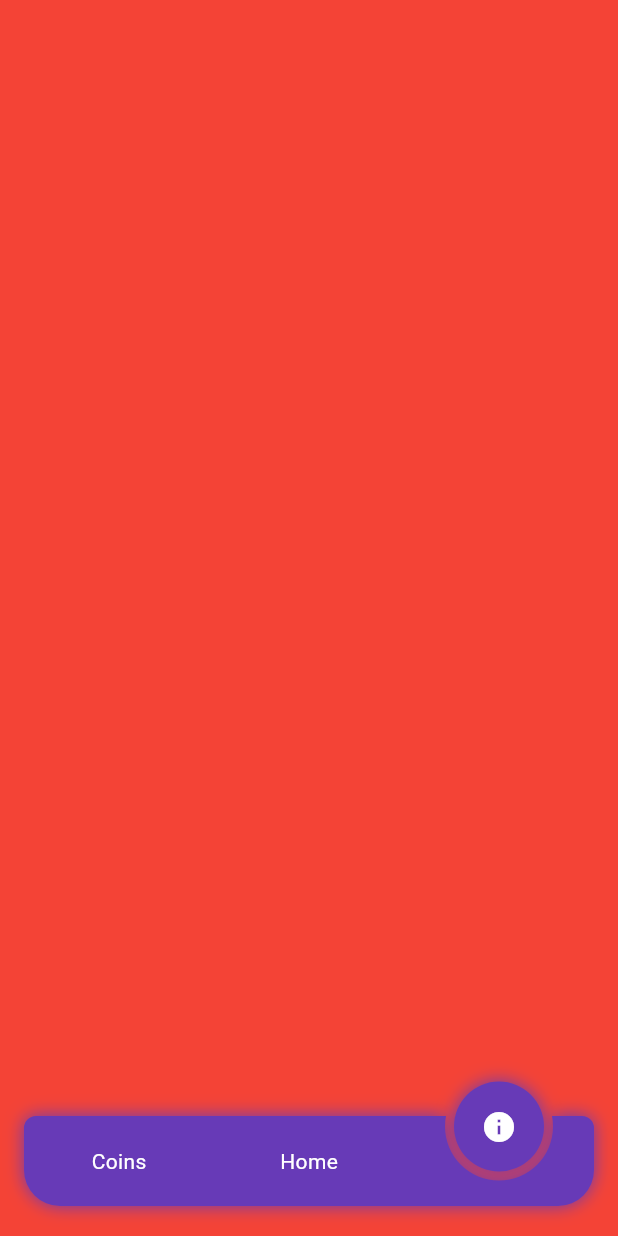
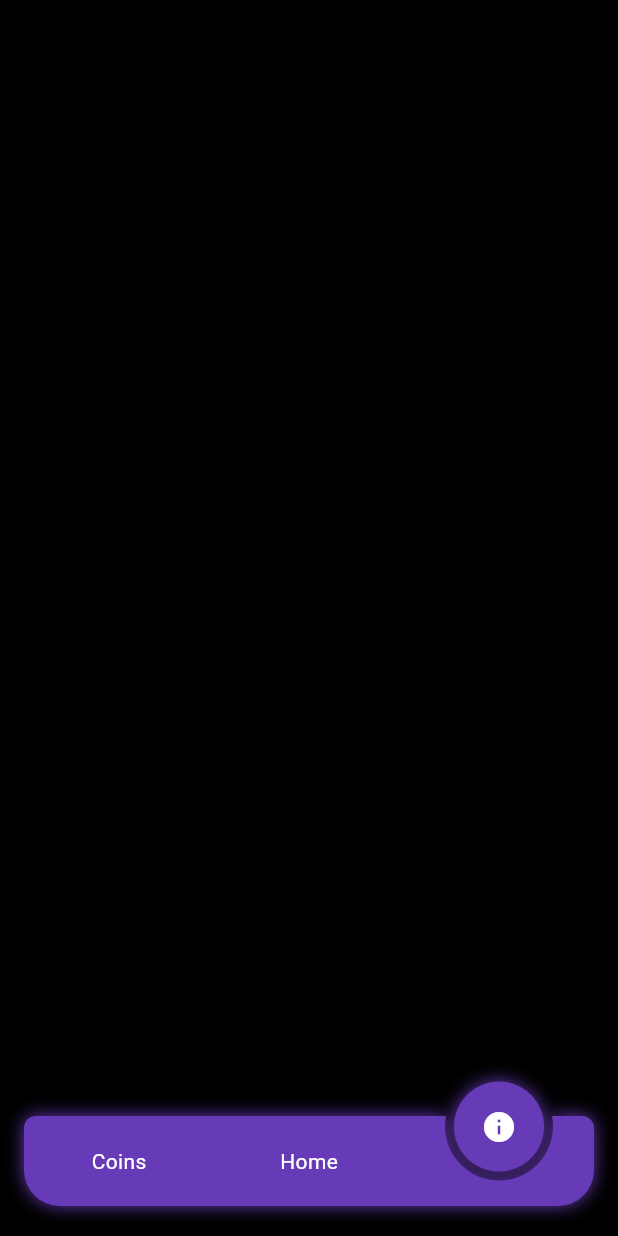
Before and after one commit to bjarnet3/purdy, a Flutter app: the screen it shows after launch, swiped to page 3, on a phone screen of 412 x 824 dp. Run offline on Flutter 3.47's test engine with Material 3 defaults, Android fonts, the phone set to English and light mode, and no system bars; drawn by our look-alikes of circle_nav_bar; our stand-ins replace hooks_riverpod, pedometer, permission_handler.

Commit message:
Update text + Info.plist

```diff
--- a/lib/main.dart
+++ b/lib/main.dart
@@ -157,15 +157,26 @@ class _MyHomePageState extends State<MyHomePage>
         children: [
           Container(
               width: double.infinity,
-              height: double.infinity,
-              color: Colors.pink,
-              child: Center(
-                child: Text(
-                  _status + _steps,
-                  style: _status == 'walking' || _status == 'stopped'
-                      ? const TextStyle(fontSize: 30, color: Colors.white)
-                      : const TextStyle(fontSize: 20, color: Colors.white),
-                ),
+              height: 500,
+              color: Colors.black,
+              child: Column(
+                children: [
+                  const Spacer(),
+                  Text(
+                    "STATUS: $_status",
+                    style: _status == 'walking' || _status == 'stopped'
+                        ? const TextStyle(fontSize: 30, color: Colors.white)
+                        : const TextStyle(fontSize: 20, color: Colors.white),
+                  ),
+                  Container(
+                    height: 20,
+                  ),
+                  Text(
+                    "STEPS:   $_steps",
+                    style: const TextStyle(fontSize: 30, color: Colors.white),
+                  ),
+                  const Spacer(),
+                ],
               )),
           Container(
               width: double.infinity,
@@ -174,7 +185,7 @@ class _MyHomePageState extends State<MyHomePage>
           Container(
               width: double.infinity,
               height: double.infinity,
-              color: Colors.red),
+              color: Colors.black),
         ],
       ),
     );
```
Also changed, not shown: 2 other files.
